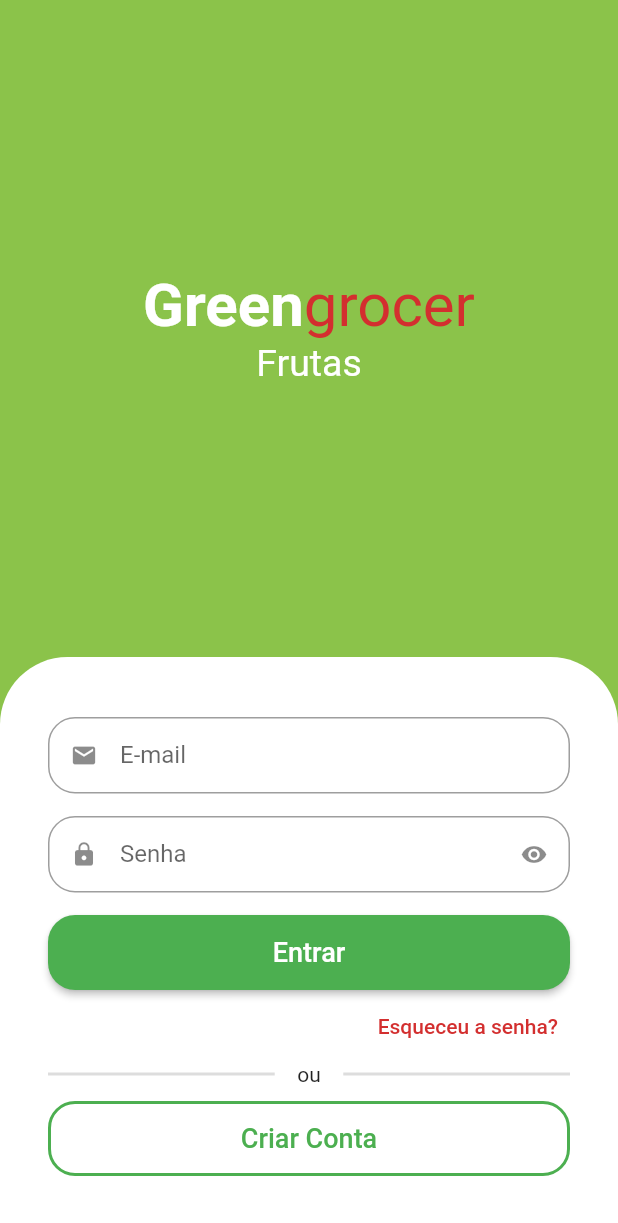
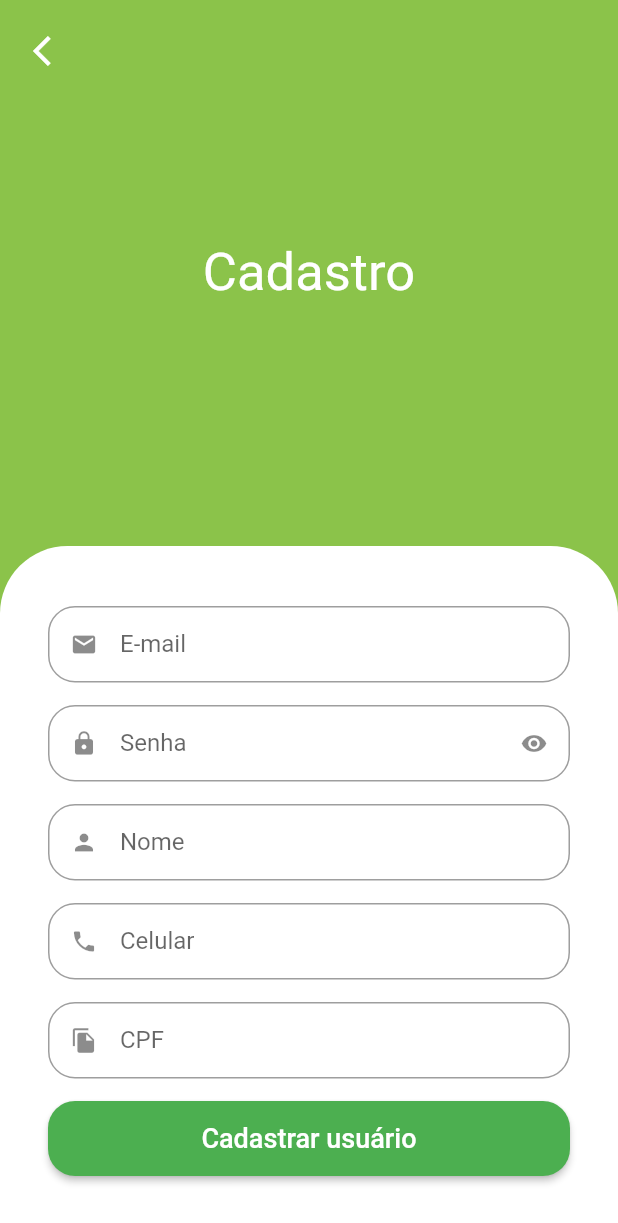
Before and after one commit to FelipeMonteiro013/Greengrocer, a Flutter app: the screen it shows after launch, after a tap on "Criar Conta", on a phone screen of 412 x 824 dp. Shown: the top 1223 px of the screen. Run offline on Flutter 3.47's test engine with Material 2 defaults, Android fonts, the phone set to English and light mode, and no system bars; drawn by our look-alikes of animated_text_kit; our stand-ins replace mask_text_input_formatter.

Commit message:
Sign Up Screen

```diff
--- a/lib/src/auth/components/custom_text_field.dart
+++ b/lib/src/auth/components/custom_text_field.dart
@@ -1,15 +1,18 @@
 import 'package:flutter/material.dart';
+import 'package:flutter/services.dart';
 
 class CustomTextField extends StatefulWidget {
   final IconData icon;
   final String label;
   final bool isSecret;
+  final List<TextInputFormatter>? inputFormatters;
 
   const CustomTextField({
     Key? key,
     required this.icon,
     required this.label,
     this.isSecret = false,
+    this.inputFormatters,
   }) : super(key: key);
 
   @override
@@ -30,6 +33,7 @@ class _CustomTextFieldState extends State<CustomTextField> {
     return Padding(
       padding: const EdgeInsets.only(bottom: 15),
       child: TextFormField(
+        inputFormatters: widget.inputFormatters,
         obscureText: isObscure,
         decoration: InputDecoration(
           isDense: true,
--- a/lib/src/auth/sign_in_screen.dart
+++ b/lib/src/auth/sign_in_screen.dart
@@ -1,6 +1,7 @@
 import 'package:animated_text_kit/animated_text_kit.dart';
 import 'package:flutter/material.dart';
 import 'package:greengrocer/src/auth/components/custom_text_field.dart';
+import 'package:greengrocer/src/auth/sign_up_screen.dart';
 import 'package:greengrocer/src/config/custom_colors.dart';
 
 class SignInScreen extends StatelessWidget {
@@ -150,7 +151,13 @@ class SignInScreen extends StatelessWidget {
                                 borderRadius: BorderRadius.circular(18)),
                             side: const BorderSide(
                                 width: 2, color: Colors.green)),
-                        onPressed: () {},
+                        onPressed: () {
+                          Navigator.of(context).push(
+                            MaterialPageRoute(builder: (c) {
+                              return SignUpScreen();
+                            }),
+                          );
+                        },
                         child: const Text(
                           'Criar Conta',
                           style: TextStyle(fontSize: 18),
--- /dev/null
+++ b/lib/src/auth/sign_up_screen.dart
@@ -0,0 +1,135 @@
+import 'package:flutter/material.dart';
+import 'package:greengrocer/src/auth/components/custom_text_field.dart';
+import 'package:greengrocer/src/config/custom_colors.dart';
+import 'package:mask_text_input_formatter/mask_text_input_formatter.dart';
+
+class SignUpScreen extends StatelessWidget {
+  SignUpScreen({Key? key}) : super(key: key);
+
+  final cpfFormatter = MaskTextInputFormatter(
+    mask: '###.###.###-##',
+    filter: {'#': RegExp(r'[0-9]')},
+  );
+
+  final phoneFormatter = MaskTextInputFormatter(
+    mask: '(##) #####-####',
+    filter: {'#': RegExp(r'[0-9]')},
+  );
+
+  @override
+  Widget build(BuildContext context) {
+    final size = MediaQuery.of(context).size;
+
+    return Scaffold(
+      backgroundColor: CustomColors.customSwatchColor,
+      body: SingleChildScrollView(
+        child: SizedBox(
+          height: size.height,
+          child: Stack(
+            children: [
+              Column(
+                children: [
+                  //Titulo
+                  const Expanded(
+                    child: Center(
+                      child: Text(
+                        'Cadastro',
+                        style: TextStyle(color: Colors.white, fontSize: 35),
+                      ),
+                    ),
+                  ),
+
+                  //Formurario
+                  Container(
+                    padding: const EdgeInsets.symmetric(
+                      horizontal: 32,
+                      vertical: 40,
+                    ),
+                    decoration: const BoxDecoration(
+                      color: Colors.white,
+                      borderRadius: BorderRadius.vertical(
+                        top: Radius.circular(45),
+                      ),
+                    ),
+                    child: Column(
+                      crossAxisAlignment: CrossAxisAlignment.stretch,
+                      children: [
+                        //Email
+                        const CustomTextField(
+                          icon: Icons.email,
+                          label: 'E-mail',
+                        ),
+
+                        //Senha
+                        const CustomTextField(
+                          icon: Icons.lock,
+                          label: 'Senha',
+                          isSecret: true,
+                        ),
+
+                        //Nome
+                        const CustomTextField(
+                          icon: Icons.person,
+                          label: 'Nome',
+                        ),
+
+                        //Celular
+                        CustomTextField(
+                          icon: Icons.phone,
+                          label: 'Celular',
+                          inputFormatters: [phoneFormatter],
+                        ),
+
+                        //CPF
+                        CustomTextField(
+                          icon: Icons.file_copy,
+                          label: 'CPF',
+                          inputFormatters: [cpfFormatter],
+                        ),
+
+                        //Botão cadastrar usuário
+                        SizedBox(
+                          height: 50,
+                          child: ElevatedButton(
+                            style: ElevatedButton.styleFrom(
+                              shape: RoundedRectangleBorder(
+                                borderRadius: BorderRadius.circular(18),
+                              ),
+                            ),
+                            onPressed: () {},
+                            child: const Text(
+                              'Cadastrar usuário',
+                              style: TextStyle(
+                                fontSize: 18,
+                              ),
+                            ),
+                          ),
+                        )
+                      ],
+                    ),
+                  ),
+                ],
+              ),
+              //Botão voltar
+              Positioned(
+                top: 10,
+                left: 10,
+                child: SafeArea(
+                  child: IconButton(
+                    onPressed: () {
+                      Navigator.of(context).pop();
+                    },
+                    icon: Icon(
+                      Icons.arrow_back_ios,
+                      color: Colors.white,
+                    ),
+                  ),
+                ),
+              )
+            ],
+          ),
+        ),
+      ),
+    );
+  }
+}
--- a/pubspec.yaml
+++ b/pubspec.yaml
@@ -35,6 +35,7 @@ dependencies:
   # Use with the CupertinoIcons class for iOS style icons.
   cupertino_icons: ^1.0.2
   animated_text_kit: ^4.2.2
+  mask_text_input_formatter: ^2.4.0
 
 dev_dependencies:
   flutter_test:
```
Also changed, not shown: pubspec.lock.
